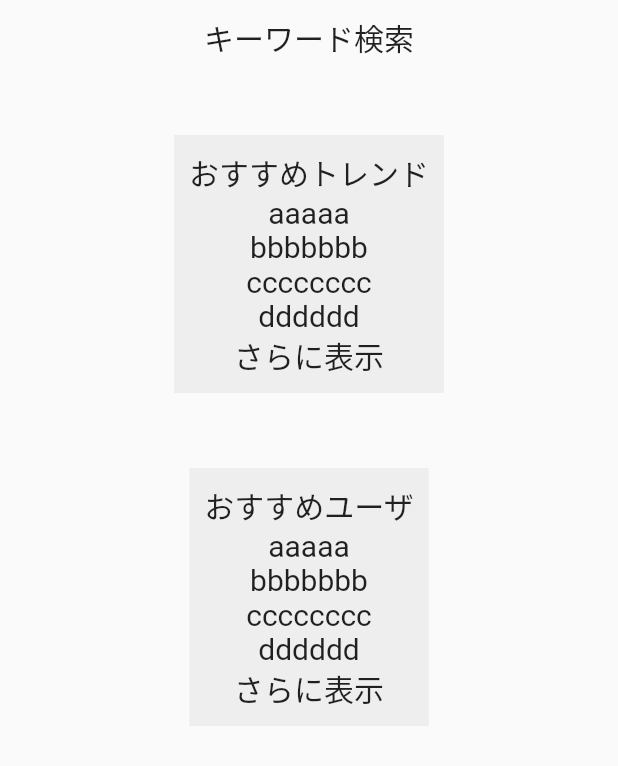
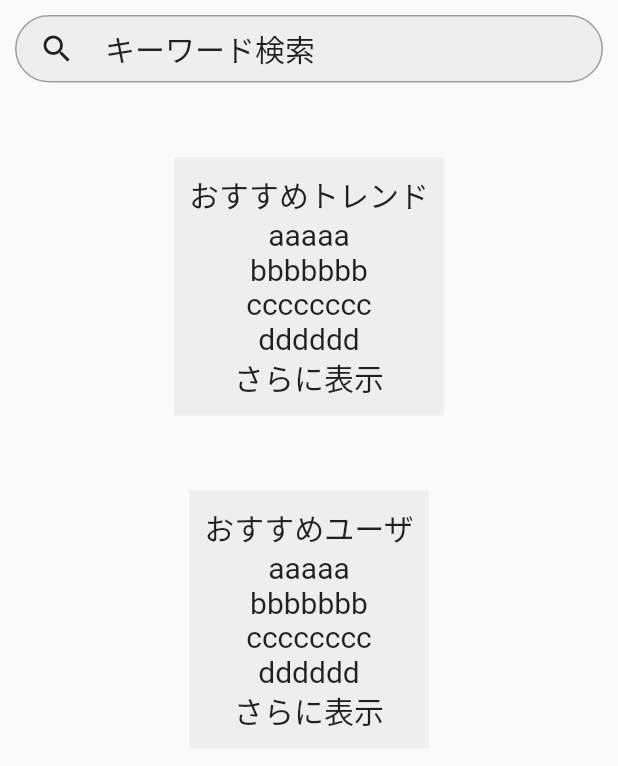
Before and after one commit to sakiyamaK/flutter_web_twitter_layout, a Flutter app: the TwitterRightWidget widget shown alone on an empty page, opened directly, on a phone screen of 412 x 824 dp. Shown: the top 766 px of the screen. Run offline on Flutter 3.47's test engine with Material 2 defaults, Android fonts, the phone set to English and light mode, and no system bars.

Commit message:
サーチバーのレイアウト

```diff
--- a/lib/layout/twitter_right_widget.dart
+++ b/lib/layout/twitter_right_widget.dart
@@ -13,14 +13,34 @@ class _TwitterRightWidgetState extends State<TwitterRightWidget> {
       fontSize: 20.0,
     );
 
+    var searchBar = Container(
+        height: 45,
+        decoration: BoxDecoration(
+          color: Colors.grey[200],
+          border: Border.all(color: Colors.grey),
+          borderRadius: BorderRadius.circular(25),
+        ),
+        child: Container(
+          padding: EdgeInsets.symmetric(horizontal: 15),
+          child: Row(
+            children: [
+              Icon(Icons.search),
+              Container(
+                padding: EdgeInsets.only(left: 20),
+                child: Text(
+                  "キーワード検索",
+                  style: textStyle,
+                ),
+              )
+            ],
+          ),
+        ));
+
     return Container(
         padding: EdgeInsets.all(10),
         child: Column(
           children: [
-            Text(
-              "キーワード検索",
-              style: textStyle,
-            ),
+            searchBar,
             Container(
               height: 50,
             ),
```
